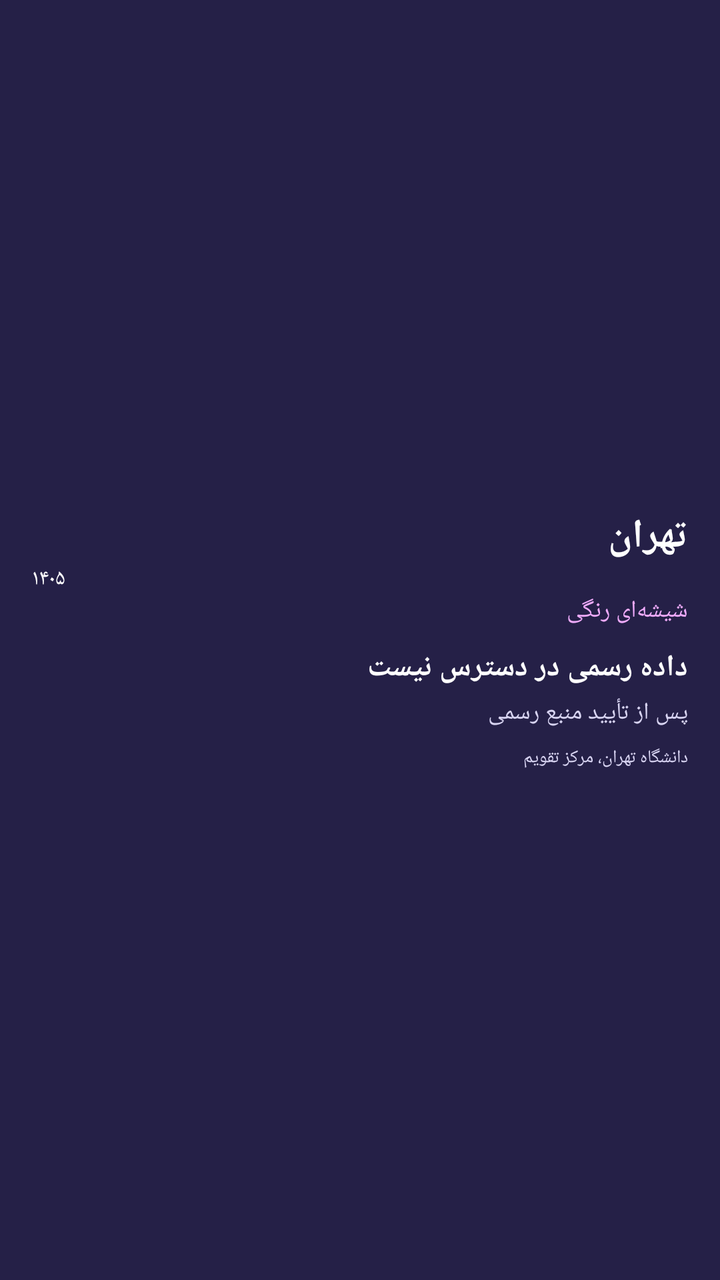
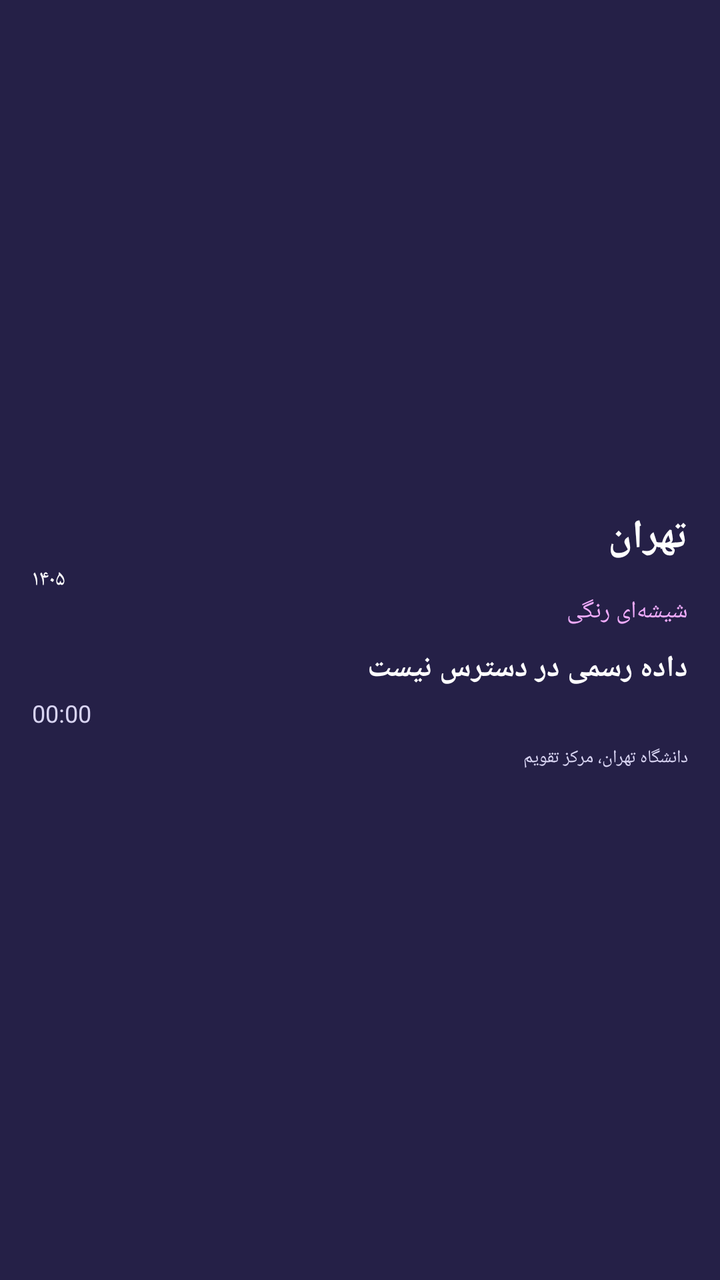

Two renders of the same Android screen: before a commit and after it. Below are the layout's source before the change and the commit's diff.
<!-- AndroidManifest.xml: application theme android:Theme.DeviceDefault.NoActionBar -->
<!-- res/layout/widget_prayer_glass.xml -->
<?xml version="1.0" encoding="utf-8"?>
<LinearLayout xmlns:android="http://schemas.android.com/apk/res/android"
 android:id="@+id/prayer_widget_root" android:layout_width="match_parent" android:layout_height="match_parent"
 android:orientation="vertical" android:gravity="center_vertical" android:padding="16dp"
 android:background="#252047">
 <TextView android:id="@+id/prayer_city" android:layout_width="match_parent" android:layout_height="wrap_content"
  android:text="تهران" android:textColor="#FFFFFF" android:textSize="20sp" android:textStyle="bold" />
 <TextView android:id="@+id/prayer_date" android:layout_width="match_parent" android:layout_height="wrap_content"
  android:text="۱۴۰۵" android:textColor="#FFFFFF" android:textSize="11sp" />
 <TextView android:layout_width="match_parent" android:layout_height="wrap_content"
  android:text="شیشه‌ای رنگی" android:textColor="#F0ABFC" android:textSize="12sp" />
 <TextView android:id="@+id/prayer_status" android:layout_width="match_parent" android:layout_height="wrap_content"
  android:text="داده رسمی در دسترس نیست" android:textColor="#FFFFFF" android:textSize="15sp" android:textStyle="bold"
  android:layout_marginTop="10dp" />
 <TextView android:id="@+id/prayer_next" android:layout_width="match_parent" android:layout_height="wrap_content"
  android:text="پس از تأیید منبع رسمی" android:textColor="#D8D4F2" android:textSize="12sp" android:layout_marginTop="4dp" />
 <TextView android:id="@+id/prayer_source" android:layout_width="match_parent" android:layout_height="wrap_content"
  android:text="دانشگاه تهران، مرکز تقویم" android:textColor="#D8D4F2" android:textSize="9sp" android:layout_marginTop="8dp" />
</LinearLayout>
<!-- resources referenced by this layout -->
<resources>

</resources>

<!-- the commit's change to res/layout/widget_prayer_glass.xml (unified diff, before → after) -->
@@ -12,7 +12,7 @@
  <TextView android:id="@+id/prayer_status" android:layout_width="match_parent" android:layout_height="wrap_content"
   android:text="داده رسمی در دسترس نیست" android:textColor="#FFFFFF" android:textSize="15sp" android:textStyle="bold"
   android:layout_marginTop="10dp" />
- <TextView android:id="@+id/prayer_next" android:layout_width="match_parent" android:layout_height="wrap_content"
+ <Chronometer android:id="@+id/prayer_next" android:layout_width="match_parent" android:layout_height="wrap_content"
   android:text="پس از تأیید منبع رسمی" android:textColor="#D8D4F2" android:textSize="12sp" android:layout_marginTop="4dp" />
  <TextView android:id="@+id/prayer_source" android:layout_width="match_parent" android:layout_height="wrap_content"
   android:text="دانشگاه تهران، مرکز تقویم" android:textColor="#D8D4F2" android:textSize="9sp" android:layout_marginTop="8dp" />
